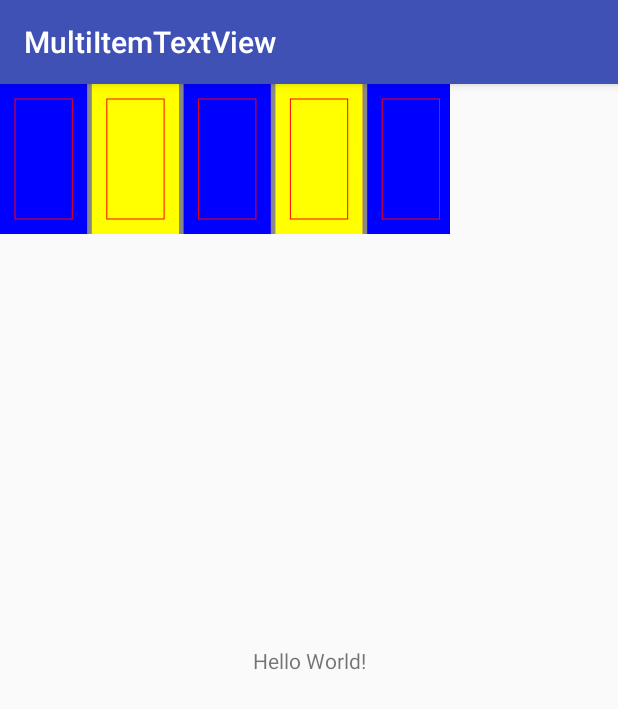
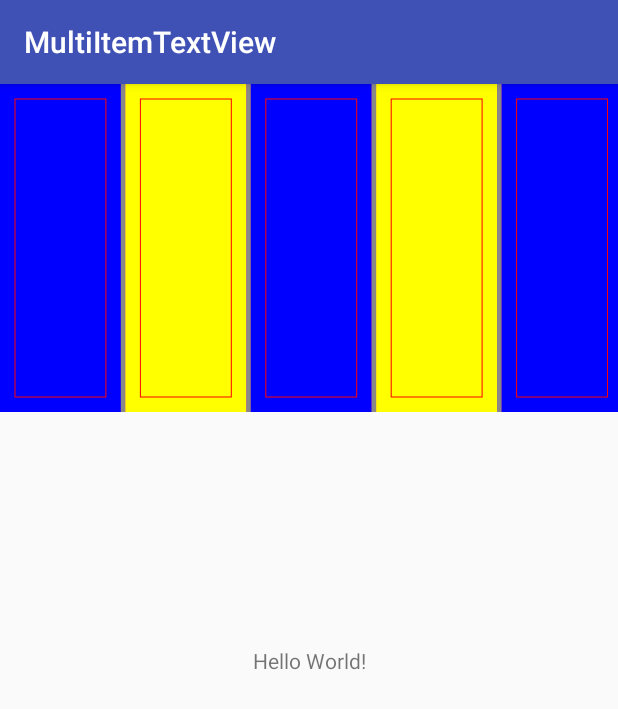
Before and after one commit to foolchen/MultiItemTextView, an Android app: the screen it shows after launch (MainActivity), on a phone screen of 412 x 824 dp. Shown: the top 709 px of the screen. Run offline under Robolectric (Android 15) with nearby library versions, the phone set to English and light mode, and no system bars.

Commit message:
条目的宽高计算完成

```diff
--- a/app/src/main/res/layout/activity_main.xml
+++ b/app/src/main/res/layout/activity_main.xml
@@ -19,14 +19,14 @@
       />
 
   <com.foolchen.lib.multiitemtextview.MultiItemTextView
-      android:layout_width="300dp"
-      android:layout_height="100dp"
+      android:layout_width="match_parent"
+      android:layout_height="wrap_content"
       android:background="@color/colorAccent"
       app:mitv_count="5"
       app:mitv_divider_width="3dp"
       app:mitv_item_padding="10dp"
       app:mitv_text_size="20dp"
-      app:mitv_texts="测试用的文本1234567890,测试用的文本0987654321"
+      app:mitv_texts="测试用的文本1234567890|测试用的文本0987654321|1223131212fd|dfsdffsdf|测试分类时间付了款精灵石肯德基六块腹肌凉快点"
       />
 
 </android.support.constraint.ConstraintLayout>
--- a/library/src/main/java/com/foolchen/lib/multiitemtextview/MultiItemTextView.kt
+++ b/library/src/main/java/com/foolchen/lib/multiitemtextview/MultiItemTextView.kt
@@ -7,6 +7,7 @@ import android.graphics.Paint
 import android.graphics.Rect
 import android.util.AttributeSet
 import android.view.View
+import java.util.*
 
 /**
  * 可以显示多个项目的TextView
@@ -24,8 +25,10 @@ open class MultiItemTextView : View {
   private var mTextSize = 24F
 
   // item的宽高，如果未设置则根据文本变化
-  private var mItemWidth = -1
-  private var mItemHeight = -1
+  private var mItemWidth = -1F
+  private var mItemHeight = -1F
+  // 是否根据条目数量平分宽度
+  private var mDividerEqually = false
   private var mDividerColor = Color.GRAY
   private var mDividerWidth = 0F
 
@@ -35,7 +38,9 @@ open class MultiItemTextView : View {
   private val mBound = Rect()
   private val mPaint = Paint()
 
-  private var mText = ""
+  private val mItems = ArrayList<String>()
+  // 分割后的字符串，用于绘制多行文本
+  private val mDividedItems = ArrayList<List<String>>()
 
 
   constructor(context: Context?) : super(context) {
@@ -58,8 +63,8 @@ open class MultiItemTextView : View {
       mItemCount = ta.getInt(R.styleable.MultiItemTextView_mitv_count, -1)
       mTextColor = ta.getColor(R.styleable.MultiItemTextView_mitv_color, Color.GRAY)
       mTextSize = ta.getDimension(R.styleable.MultiItemTextView_mitv_text_size, 24F)
-      mItemWidth = ta.getDimensionPixelSize(R.styleable.MultiItemTextView_mitv_item_width, -1)
-      mItemHeight = ta.getDimensionPixelSize(R.styleable.MultiItemTextView_mitv_item_height, -1)
+      mItemWidth = ta.getDimension(R.styleable.MultiItemTextView_mitv_item_width, -1F)
+      mItemHeight = ta.getDimension(R.styleable.MultiItemTextView_mitv_item_height, -1F)
       mDividerColor = ta.getDimensionPixelSize(R.styleable.MultiItemTextView_mitv_divider_color,
           Color.GRAY)
       mDividerWidth = ta.getDimension(R.styleable.MultiItemTextView_mitv_divider_width, 1F)
@@ -89,14 +94,19 @@ open class MultiItemTextView : View {
           mItemPadding[3] = it
         }
       }
-      mText = ta.getString(R.styleable.MultiItemTextView_mitv_texts)
+      val text = ta.getString(R.styleable.MultiItemTextView_mitv_texts)
+      text?.let {
+        val items = text.split("|")
+        mItemCount = items.size
+        mItems.addAll(items)
+      }
       ta.recycle()
     }
 
     mPaint.isAntiAlias = true
     mPaint.style = Paint.Style.FILL
     mPaint.textSize = mTextSize
-    mPaint.getTextBounds(mText, 0, mText.length, mBound)
+    //mPaint.getTextBounds(mText, 0, mText.length, mBound)
 
   }
 
@@ -116,7 +126,7 @@ open class MultiItemTextView : View {
     // 而此处绘制时不应该包含字体本身的边距，故使用Rect来获取高度
     val startY = height / 2F + mBound.height() / 2F
     // 绘制文本
-    canvas.drawText(mText, startX, startY, mPaint)
+    //canvas.drawText(mText, startX, startY, mPaint)
 
     drawItems(canvas)
 
@@ -170,13 +180,29 @@ open class MultiItemTextView : View {
         // 需要精确高度，则直接使用原先定义的大小即可
         newSize = oldSize
       }
-      MeasureSpec.AT_MOST, MeasureSpec.UNSPECIFIED -> {
-        if (isWidth) {
-          newSize = paddingLeft + mPaint.measureText(mText) + paddingRight
+      MeasureSpec.AT_MOST -> {
+        // 指定了match_parent
+        newSize = if (isWidth) {
+          oldSize
         } else {
-          newSize = (paddingTop + getDisplayFontSize() + paddingBottom).toFloat()
+          calItemHeight()
         }
       }
+      MeasureSpec.UNSPECIFIED -> {
+        // 指定了wrap_content
+        newSize = if (isWidth) {
+          if (mItemWidth == -1F) {
+            // 未指定每个条目的宽度，则无法计算总宽度
+            throw IllegalArgumentException("在View的宽度未精确指定时，需要指定每个条目的宽度(mitv_item_width)")
+          }
+          paddingLeft + mItemCount * mItemWidth + paddingRight
+        } else {
+          calItemHeight()
+        }
+      }
+    }
+    if (isWidth) {
+      divideItems(newSize)
     }
     return newSize.toInt()
   }
@@ -203,4 +229,45 @@ open class MultiItemTextView : View {
   private fun calBottom(): Float {
     return (height - paddingBottom).toFloat()
   }
+
+  /** 计算条目的高度（在未指定高度的情况下） */
+  private fun calItemHeight(): Float {
+    var lines = 0
+    mDividedItems
+        .asSequence()
+        .filter { it.size > lines }
+        .forEach { lines = it.size }
+    return paddingTop + paddingBottom + lines * getDisplayFontSize().toFloat()
+  }
+
+  /** 分割各个item */
+  private fun divideItems(width: Float) {
+    // 首先需要计算可绘制的最大宽度
+    val drawableWidth = (width - paddingLeft - paddingRight - mItemPadding[0] - mItemPadding[2]) / mItemCount.toFloat()
+    if (drawableWidth > 0) {
+      // 需要保证每一行的宽度都小于drawableWidth
+      mItems.mapTo(mDividedItems) { divideItem(drawableWidth, it) }
+    }
+  }
+
+  /** 分割特定的item */
+  private fun divideItem(drawableWidth: Float, item: String): List<String> {
+    val texts = ArrayList<String>()
+    var text = item
+    var end = text.length
+    while (true) {
+      mPaint.getTextBounds(item, 0, end, mBound)
+      if (mBound.width() <= drawableWidth) {
+        // 宽度小于可绘制宽度，则添加到列表中
+        texts.add(text.substring(0, end))
+        text = text.substring(end)
+        end = text.length
+        if (text.isEmpty()) break// 没有需要继续处理的字符串时，跳出循环
+      } else {
+        // 宽度大于可绘制宽度，则缩减上限
+        end--
+      }
+    }
+    return texts
+  }
 }
--- a/library/src/main/res/values/attrs.xml
+++ b/library/src/main/res/values/attrs.xml
@@ -12,6 +12,7 @@
     <attr format="dimension" name="mitv_item_padding_end"/>
     <attr format="dimension" name="mitv_item_padding_bottom"/>
     <attr format="dimension" name="mitv_divider_width"/>
+    <attr format="boolean" name="mitv_divider_equally"/>
     <attr format="color" name="mitv_divider_color"/>
     <attr format="string" name="mitv_texts"/>
   </declare-styleable>
```
